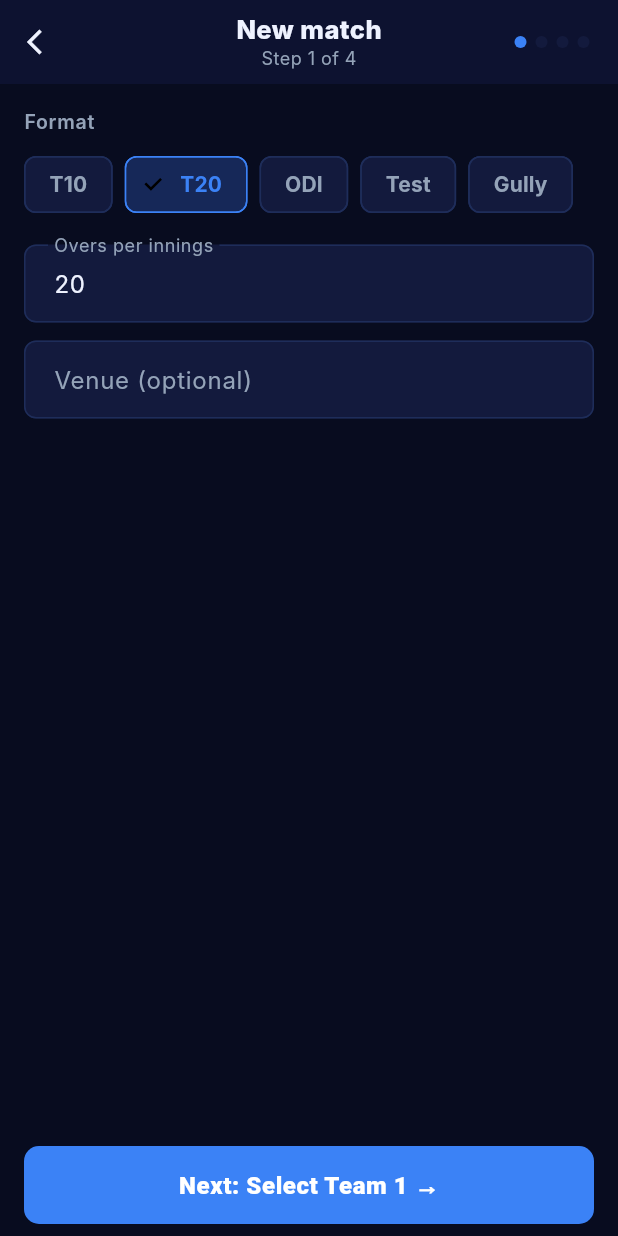
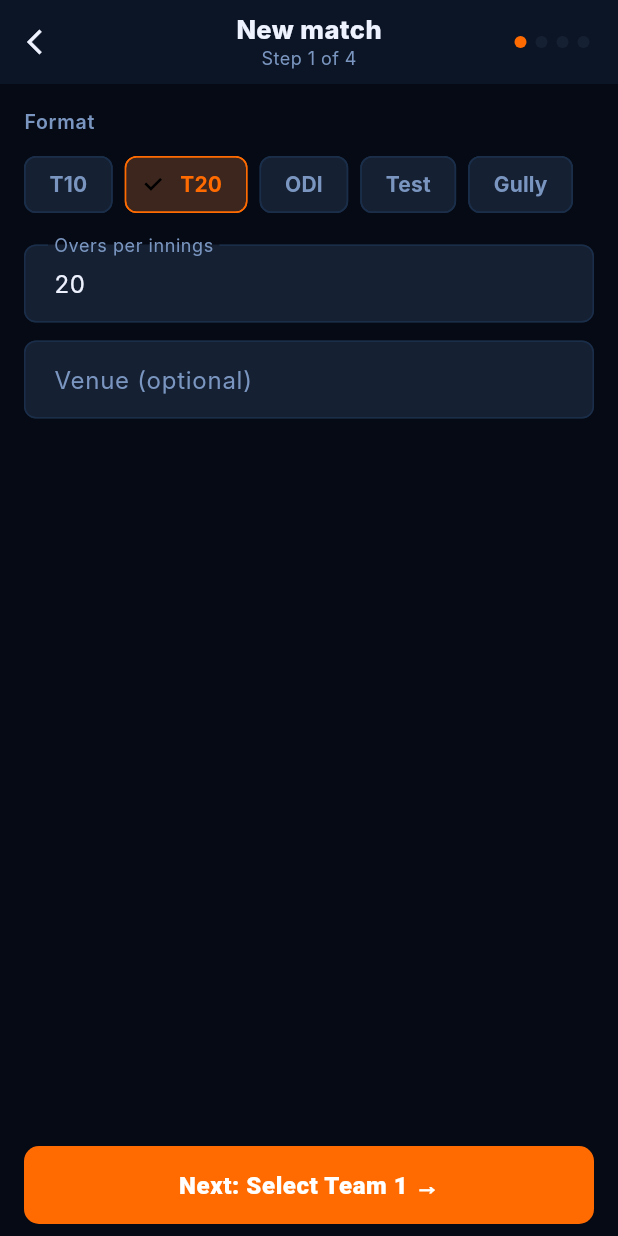
Before and after one commit to bellarykirankumar/Cricscore, a Flutter app: the HomeScreen screen opened directly, after a tap on the "add" icon, on a phone screen of 412 x 824 dp. Run offline on Flutter 3.47's test engine with Material 3 defaults, Android fonts, the phone set to English and light mode, and no system bars; our stand-ins replace camera, file_picker, firebase_core, firebase_crashlytics, flutter_riverpod, flutter_secure_storage and 3 more; accounts and stored records are empty; network calls fail; Roboto replaces fonts that are missing (Inter).

Commit message:
Revert theme to Stadium Nights
Royal Blue didn't suit the app. Restoring the original Stadium Nights
palette (deep navy + saffron orange + cricket red).

https://claude.ai/code/session_011r77DRC1R89Uiy1kCYQNMN

```diff
--- a/lib/theme/app_theme.dart
+++ b/lib/theme/app_theme.dart
@@ -1,42 +1,42 @@
 import 'package:flutter/material.dart';
 
 // ─────────────────────────────────────────────────────────────
-//  CricScore Design System — Royal Blue
+//  CricScore Design System — Stadium Nights
 // ─────────────────────────────────────────────────────────────
 
 class AppColors {
-  // Backgrounds — midnight blue layers
-  static const bg           = Color(0xFF080C1F);
-  static const bgCard       = Color(0xFF0D1230);
-  static const bgElevated   = Color(0xFF131A3D);
+  // Backgrounds — deep navy layers
+  static const bg           = Color(0xFF050A14);
+  static const bgCard       = Color(0xFF0C1525);
+  static const bgElevated   = Color(0xFF152033);
 
-  // Accent — electric blue
-  static const accent       = Color(0xFF3B82F6);
-  static const accentFaint  = Color(0x203B82F6);
+  // Accent — saffron orange (stadium lights / India cricket)
+  static const accent       = Color(0xFFFF6B00);
+  static const accentFaint  = Color(0x20FF6B00);
 
-  // Ball — amber
-  static const ball         = Color(0xFFF59E0B);
-  static const ballFaint    = Color(0x20F59E0B);
+  // Ball — cricket leather red
+  static const ball         = Color(0xFFDC2626);
+  static const ballFaint    = Color(0x20DC2626);
 
   // Events
   static const wicket       = Color(0xFFEF4444);
   static const wicketFaint  = Color(0x20EF4444);
-  static const four         = Color(0xFF60A5FA);  // light blue
-  static const six          = Color(0xFFF59E0B);  // amber
+  static const four         = Color(0xFF38BDF8);  // sky blue
+  static const six          = Color(0xFFFBBF24);  // stadium gold
 
   // Text
   static const text         = Color(0xFFEEF2FF);
-  static const text2        = Color(0xFF94A3B8);
-  static const text3        = Color(0xFF475569);
+  static const text2        = Color(0xFF7A96C0);
+  static const text3        = Color(0xFF3D5070);
   static const textOnAcc    = Color(0xFFFFFFFF);
 
   // Borders
-  static const border       = Color(0xFF1E2D5A);
-  static const borderDim    = Color(0xFF0F1535);
+  static const border       = Color(0xFF1A2E4A);
+  static const borderDim    = Color(0xFF0E1C2E);
 
   // Card gradient stops
-  static const cardGradTop  = Color(0xFF131A3D);
-  static const cardGradBot  = Color(0xFF0D1230);
+  static const cardGradTop  = Color(0xFF152033);
+  static const cardGradBot  = Color(0xFF0C1525);
 }
 
 class AppTheme {
```
